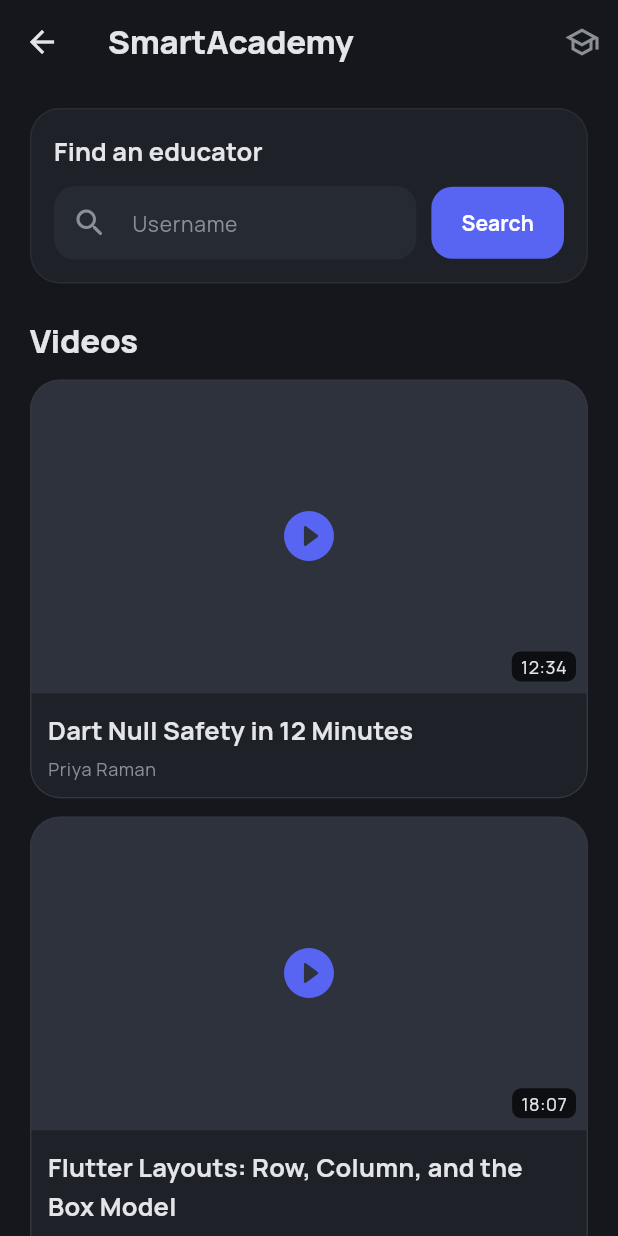
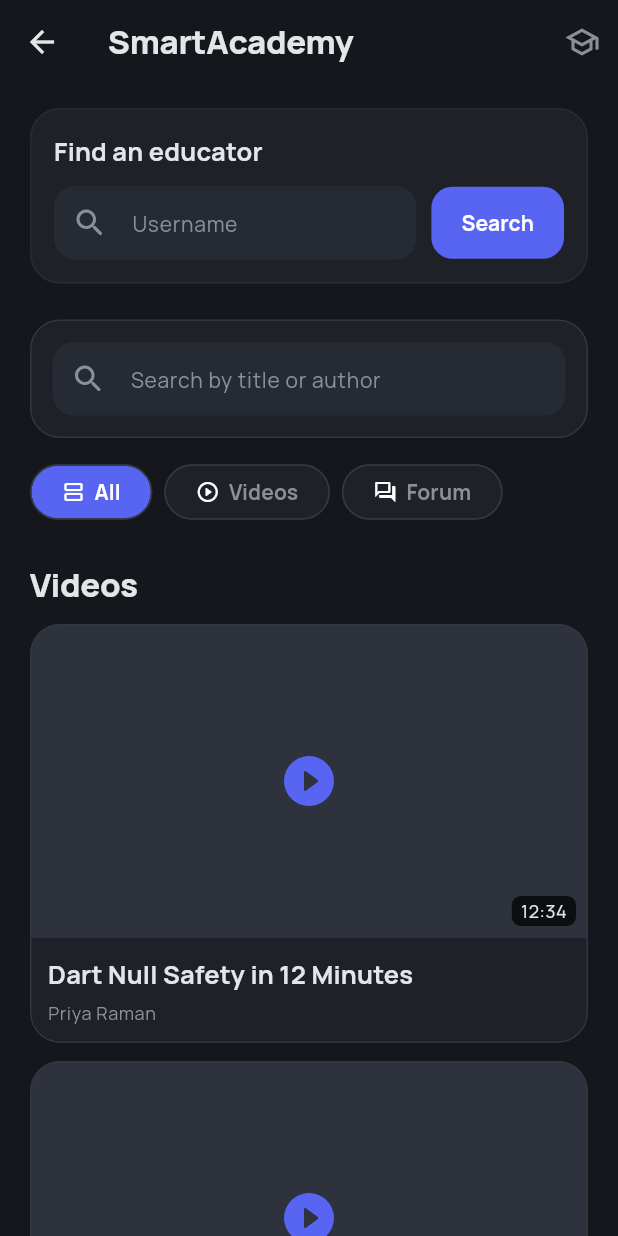
Before and after one commit to Suoip/learning_flutter, a Flutter app: the SmartAcademyPage screen opened directly, on a phone screen of 412 x 824 dp. Run offline on Flutter 3.47's test engine with Material 3 defaults, Android fonts, the phone set to English and light mode, and no system bars; our stand-ins replace flutter_spinkit, google_fonts, image_picker, supabase_flutter; accounts and stored records are empty; statements that could not run were skipped.

Commit message:
Add search/filter to the SmartAcademy public hub (#26)
The hub grid had no way to narrow down entries. Adds a search box
(matches title or author name, mirroring Notes' toolbar pattern) and
an All/Videos/Forum filter - the filter just decides which of the two
existing sections render, since Videos/Forum are already kept as
separate lists (PR #18), not merged into one feed. Pure client-side
filtering over the existing static sample data; independent of the
still-unpicked "wire hub to real content" backlog item.

Co-authored-by: Claude Sonnet 5 <noreply@anthropic.com>

```diff
--- a/lib/pages/smart_academy/smart_academy_entry.dart
+++ b/lib/pages/smart_academy/smart_academy_entry.dart
@@ -22,6 +22,27 @@ class SmartAcademyEntry {
 
   /// Video-only, e.g. "12:34". Null for forum entries.
   final String? durationLabel;
+}
+
+/// Which hub section(s) to show. Since Videos and Forum are already kept as
+/// two separate lists/sections (a deliberate PR #18 decision, not merged
+/// into one feed), this only decides which section(s) render - it doesn't
+/// re-tag entries by kind.
+enum SmartAcademyHubFilter { all, videos, forum }
+
+/// Matches if [searchQuery] is empty, or if it's contained (case-insensitive)
+/// in an entry's title or author name.
+List<SmartAcademyEntry> filterSmartAcademyEntries({
+  required List<SmartAcademyEntry> entries,
+  required String searchQuery,
+}) {
+  final query = searchQuery.trim().toLowerCase();
+  if (query.isEmpty) return entries;
+
+  return entries.where((entry) {
+    return entry.title.toLowerCase().contains(query) ||
+        entry.authorName.toLowerCase().contains(query);
+  }).toList();
 }
 
 const List<SmartAcademyEntry> sampleVideoEntries = [
--- /dev/null
+++ b/lib/pages/smart_academy/smart_academy_hub_toolbar.dart
@@ -0,0 +1,87 @@
+import 'package:flutter/material.dart';
+
+import 'smart_academy_entry.dart';
+
+class SmartAcademyHubToolbar extends StatelessWidget {
+  const SmartAcademyHubToolbar({
+    super.key,
+    required this.searchController,
+    required this.activeFilter,
+    required this.onFilterChanged,
+  });
+
+  final TextEditingController searchController;
+  final SmartAcademyHubFilter activeFilter;
+  final ValueChanged<SmartAcademyHubFilter> onFilterChanged;
+
+  Widget _filterChip({
+    required SmartAcademyHubFilter filter,
+    required String label,
+    required IconData icon,
+  }) {
+    final selected = activeFilter == filter;
+    return ChoiceChip(
+      label: Row(
+        mainAxisSize: MainAxisSize.min,
+        children: [
+          Icon(icon, size: 16),
+          const SizedBox(width: 6),
+          Text(label),
+        ],
+      ),
+      selected: selected,
+      onSelected: (_) => onFilterChanged(filter),
+    );
+  }
+
+  @override
+  Widget build(BuildContext context) {
+    final cs = Theme.of(context).colorScheme;
+
+    return Column(
+      crossAxisAlignment: CrossAxisAlignment.start,
+      children: [
+        Container(
+          padding: const EdgeInsets.all(14),
+          decoration: BoxDecoration(
+            color: cs.surface,
+            borderRadius: BorderRadius.circular(20),
+            border: Border.all(color: cs.outlineVariant),
+          ),
+          child: TextField(
+            controller: searchController,
+            decoration: const InputDecoration(
+              hintText: 'Search by title or author',
+              prefixIcon: Icon(Icons.search_rounded),
+            ),
+          ),
+        ),
+        const SizedBox(height: 12),
+        SingleChildScrollView(
+          scrollDirection: Axis.horizontal,
+          child: Row(
+            children: [
+              _filterChip(
+                filter: SmartAcademyHubFilter.all,
+                label: 'All',
+                icon: Icons.view_agenda_outlined,
+              ),
+              const SizedBox(width: 8),
+              _filterChip(
+                filter: SmartAcademyHubFilter.videos,
+                label: 'Videos',
+                icon: Icons.play_circle_outline_rounded,
+              ),
+              const SizedBox(width: 8),
+              _filterChip(
+                filter: SmartAcademyHubFilter.forum,
+                label: 'Forum',
+                icon: Icons.forum_outlined,
+              ),
+            ],
+          ),
+        ),
+      ],
+    );
+  }
+}
--- a/lib/pages/smart_academy/smart_academy_page.dart
+++ b/lib/pages/smart_academy/smart_academy_page.dart
@@ -7,6 +7,7 @@ import 'smart_academy_activation_required_page.dart';
 import 'smart_academy_auth_page.dart';
 import 'smart_academy_detail_page.dart';
 import 'smart_academy_entry.dart';
+import 'smart_academy_hub_toolbar.dart';
 import 'smart_academy_not_an_educator_page.dart';
 
 /// SmartAcademy's main hub: a YouTube-style grid of placeholder education
@@ -22,6 +23,26 @@ class SmartAcademyPage extends StatefulWidget {
 
 class _SmartAcademyPageState extends State<SmartAcademyPage> {
   final EducatorLogic _logic = EducatorLogic();
+  final TextEditingController _searchController = TextEditingController();
+
+  String _searchQuery = '';
+  SmartAcademyHubFilter _activeFilter = SmartAcademyHubFilter.all;
+
+  @override
+  void initState() {
+    super.initState();
+    _searchController.addListener(() {
+      setState(() {
+        _searchQuery = _searchController.text;
+      });
+    });
+  }
+
+  @override
+  void dispose() {
+    _searchController.dispose();
+    super.dispose();
+  }
 
   static int _videoColumnsForWidth(double width) {
     if (width >= 1600) return 5;
@@ -116,6 +137,17 @@ class _SmartAcademyPageState extends State<SmartAcademyPage> {
     final theme = Theme.of(context);
     final user = _logic.currentUser;
 
+    final showVideos = _activeFilter != SmartAcademyHubFilter.forum;
+    final showForum = _activeFilter != SmartAcademyHubFilter.videos;
+    final filteredVideos = filterSmartAcademyEntries(
+      entries: sampleVideoEntries,
+      searchQuery: _searchQuery,
+    );
+    final filteredForum = filterSmartAcademyEntries(
+      entries: sampleForumEntries,
+      searchQuery: _searchQuery,
+    );
+
     return Scaffold(
       appBar: AppBar(
         title: const Text('SmartAcademy'),
@@ -136,8 +168,25 @@ class _SmartAcademyPageState extends State<SmartAcademyPage> {
           children: [
             const EducatorSearchBar(),
             const SizedBox(height: 24),
+            SmartAcademyHubToolbar(
+              searchController: _searchController,
+              activeFilter: _activeFilter,
+              onFilterChanged: (filter) {
+                setState(() {
+                  _activeFilter = filter;
+                });
+              },
+            ),
+            const SizedBox(height: 24),
+            if (showVideos) ...[
               Text('Videos', style: theme.textTheme.titleLarge),
               const SizedBox(height: 12),
+              if (filteredVideos.isEmpty)
+                Text(
+                  'No videos match your search.',
+                  style: theme.textTheme.bodyMedium,
+                )
+              else
                 LayoutBuilder(
                   builder: (context, constraints) {
                     final columns = _videoColumnsForWidth(constraints.maxWidth);
@@ -149,7 +198,7 @@ class _SmartAcademyPageState extends State<SmartAcademyPage> {
                     return Wrap(
                       spacing: spacing,
                       runSpacing: spacing,
-                  children: sampleVideoEntries.map((entry) {
+                      children: filteredVideos.map((entry) {
                         return SizedBox(
                           width: cardWidth,
                           child: _VideoCard(
@@ -162,10 +211,18 @@ class _SmartAcademyPageState extends State<SmartAcademyPage> {
                   },
                 ),
               const SizedBox(height: 32),
+            ],
+            if (showForum) ...[
               Text('Forum', style: theme.textTheme.titleLarge),
               const SizedBox(height: 12),
+              if (filteredForum.isEmpty)
+                Text(
+                  'No forum posts match your search.',
+                  style: theme.textTheme.bodyMedium,
+                )
+              else
                 Column(
-              children: sampleForumEntries.map((entry) {
+                  children: filteredForum.map((entry) {
                     return Padding(
                       padding: const EdgeInsets.only(bottom: 12),
                       child: _ForumEntryCard(
@@ -175,6 +232,7 @@ class _SmartAcademyPageState extends State<SmartAcademyPage> {
                     );
                   }).toList(),
                 ),
+            ],
           ],
         ),
       ),
```
Also changed, not shown: 1 other file. Lines whose indentation alone changed are shown as unchanged.
